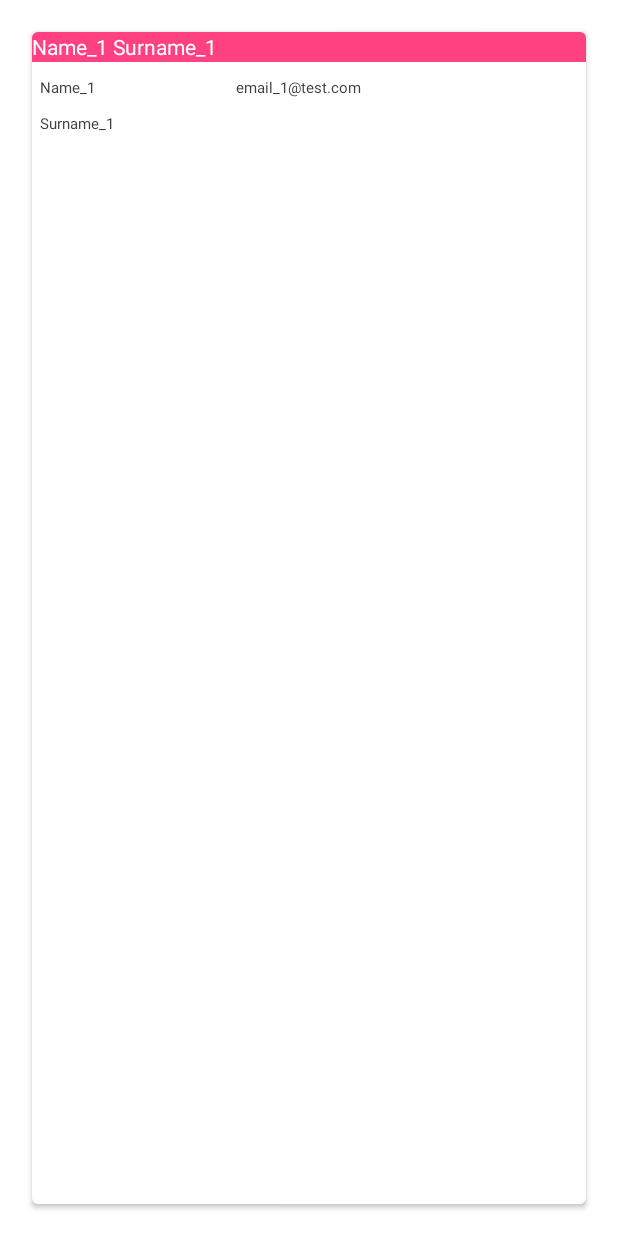
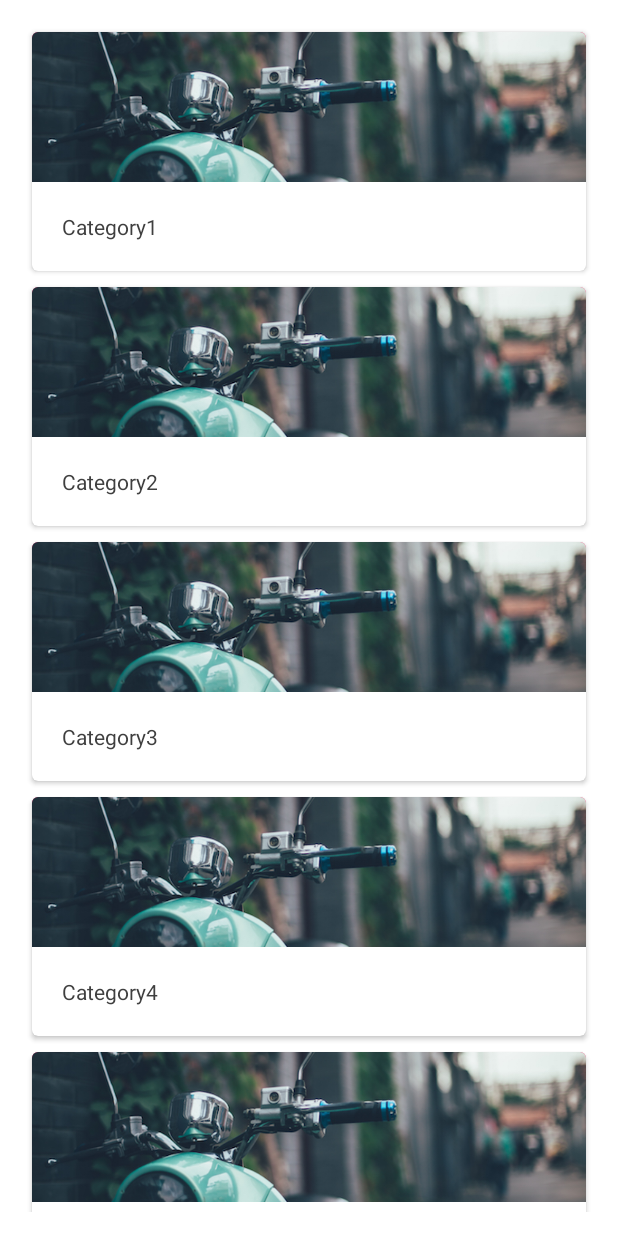
Before and after one commit to socialc0de/refugees-welcome-app-deprecated, an Android app: the fragment FAQFragment shown on its own in the app's theme, on a phone screen of 412 x 824 dp. Run offline under Robolectric (Android 15) with nearby library versions, the light colour scheme and no system bars.

Commit message:
Configured Version of RecyclerView

```diff
--- a/app/src/main/java/de/pajowu/donate/ContactInfo.java
+++ b/app/src/main/java/de/pajowu/donate/ContactInfo.java
@@ -4,10 +4,6 @@ package de.pajowu.donate;
  * Created by patricebecker on 12/09/15.
  */
 public class ContactInfo {
-    protected String name;
-    protected String surname;
-    protected String email;
-    protected static final String NAME_PREFIX = "Name_";
-    protected static final String SURNAME_PREFIX = "Surname_";
-    protected static final String EMAIL_PREFIX = "email_";
+    protected String category;
+    protected int image;
 }
--- a/app/src/main/java/de/pajowu/donate/FAQFragment.java
+++ b/app/src/main/java/de/pajowu/donate/FAQFragment.java
@@ -36,20 +36,20 @@ public class FAQFragment extends Fragment {
         LinearLayoutManager llm = new LinearLayoutManager(v.getContext());
         llm.setOrientation(LinearLayoutManager.VERTICAL);
         recList.setLayoutManager(llm);
-
         MyAdapter ca = new MyAdapter(createList(30));
         recList.setAdapter(ca);
         return v;
     }
+
 
     private List<ContactInfo> createList(int size) {
 
         List<ContactInfo> result = new ArrayList<ContactInfo>();
         for (int i=1; i <= size; i++) {
             ContactInfo ci = new ContactInfo();
-            ci.name = ContactInfo.NAME_PREFIX + i;
-            ci.surname = ContactInfo.SURNAME_PREFIX + i;
-            ci.email = ContactInfo.EMAIL_PREFIX + i + "@test.com";
+            ci.category = "Category" + i;
+            ci.image = R.drawable.bike;
+
 
             result.add(ci);
 
--- a/app/src/main/java/de/pajowu/donate/MyAdapter.java
+++ b/app/src/main/java/de/pajowu/donate/MyAdapter.java
@@ -4,12 +4,10 @@ import android.support.v7.widget.RecyclerView;
 import android.view.LayoutInflater;
 import android.view.View;
 import android.view.ViewGroup;
+import android.widget.ImageView;
 import android.widget.TextView;
 
 import java.util.List;
-
-import de.pajowu.donate.ContactInfo;
-import de.pajowu.donate.R;
 
 public class MyAdapter extends RecyclerView.Adapter<MyAdapter.ContactViewHolder> {
 
@@ -27,10 +25,8 @@ public class MyAdapter extends RecyclerView.Adapter<MyAdapter.ContactViewHolder>
     @Override
     public void onBindViewHolder(ContactViewHolder contactViewHolder, int i) {
         ContactInfo ci = contactList.get(i);
-        contactViewHolder.vName.setText(ci.name);
-        contactViewHolder.vSurname.setText(ci.surname);
-        contactViewHolder.vEmail.setText(ci.email);
-        contactViewHolder.vTitle.setText(ci.name + " " + ci.surname);
+        contactViewHolder.vCategory.setText(ci.category);
+        contactViewHolder.vImage.setImageResource(ci.image);
     }
 
     @Override
@@ -43,17 +39,14 @@ public class MyAdapter extends RecyclerView.Adapter<MyAdapter.ContactViewHolder>
     }
 
     public static class ContactViewHolder extends RecyclerView.ViewHolder {
-        protected TextView vName;
-        protected TextView vSurname;
-        protected TextView vEmail;
-        protected TextView vTitle;
+        protected TextView vCategory;
+        protected ImageView vImage;
+
 
         public ContactViewHolder(View v) {
             super(v);
-            vName =  (TextView) v.findViewById(R.id.txtName);
-            vSurname = (TextView)  v.findViewById(R.id.txtSurname);
-            vEmail = (TextView)  v.findViewById(R.id.txtEmail);
-            vTitle = (TextView) v.findViewById(R.id.title);
+            vImage = (ImageView) v.findViewById(R.id.headImage);
+            vCategory = (TextView) v.findViewById(R.id.txtName);
         }
     }
 }
--- a/app/src/main/res/layout/faq_layout.xml
+++ b/app/src/main/res/layout/faq_layout.xml
@@ -1,58 +1,40 @@
-<android.support.v7.widget.CardView
+<android.support.v7.widget.CardView xmlns:android="http://schemas.android.com/apk/res/android"
     xmlns:card_view="http://schemas.android.com/apk/res-auto"
-    xmlns:android="http://schemas.android.com/apk/res/android"
     android:id="@+id/card_view"
     android:layout_width="match_parent"
-    android:layout_height="match_parent"
-    card_view:cardCornerRadius="4dp"
-    android:layout_margin="5dp">
+    android:layout_height="wrap_content"
+    android:layout_margin="5dp"
+    card_view:cardCornerRadius="4dp">
 
     <RelativeLayout
         android:layout_width="match_parent"
-        android:layout_height="match_parent">
+        android:layout_height="match_parent"
 
-        <TextView
-            android:id="@+id/title"
+        >
+
+        <ImageView
+            android:id="@+id/headImage"
             android:layout_width="match_parent"
-            android:layout_height="20dp"
+            android:layout_height="100dp"
+            android:scaleType="centerCrop"
             android:background="@color/accentColor"
-            android:text="contact det"
-            android:gravity="center_vertical"
-            android:textColor="@android:color/white"
-            android:textSize="14dp"/>
+            android:gravity="center_vertical" />
 
-        <TextView
-            android:id="@+id/txtName"
+        <FrameLayout
             android:layout_width="wrap_content"
             android:layout_height="wrap_content"
-            android:text="Name"
-            android:gravity="center_vertical"
-            android:textSize="10dp"
-            android:layout_below="@id/title"
-            android:layout_marginTop="10dp"
-            android:layout_marginLeft="5dp"/>
+            android:layout_below="@id/headImage"
+            android:padding="20dp">
 
-        <TextView
-            android:id="@+id/txtSurname"
-            android:layout_width="wrap_content"
-            android:layout_height="wrap_content"
-            android:text="Surname"
-            android:gravity="center_vertical"
-            android:textSize="10dp"
-            android:layout_below="@id/txtName"
-            android:layout_marginTop="10dp"
-            android:layout_marginLeft="5dp"/>
+            <TextView
+                android:id="@+id/txtName"
+                android:layout_width="wrap_content"
+                android:layout_height="wrap_content"
+                android:layout_below="@id/title"
+                android:gravity="center_vertical"
+                android:text="Kategorie"
+                android:textSize="14dp" />
 
-        <TextView
-            android:id="@+id/txtEmail"
-            android:layout_width="wrap_content"
-            android:layout_height="wrap_content"
-            android:text="Email"
-            android:textSize="10dp"
-            android:layout_marginTop="10dp"
-            android:layout_alignParentRight="true"
-            android:layout_marginRight="150dp"
-            android:layout_alignBaseline="@id/txtName"/>
-
+        </FrameLayout>
     </RelativeLayout>
-    </android.support.v7.widget.CardView>
+</android.support.v7.widget.CardView>
```
